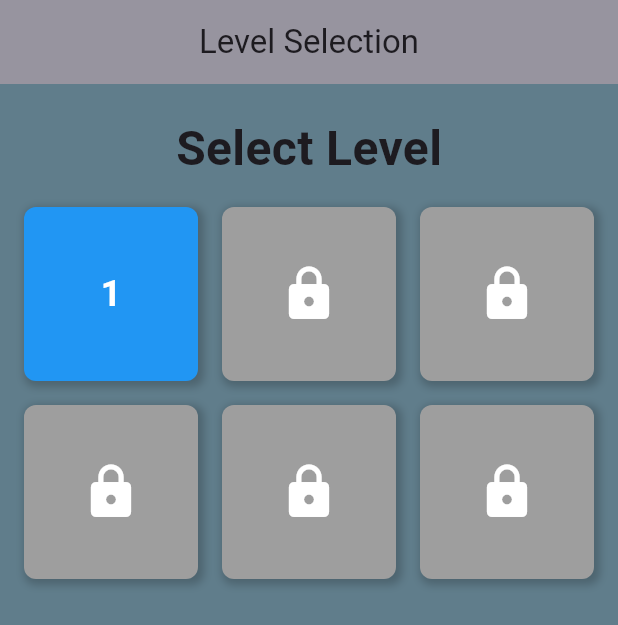
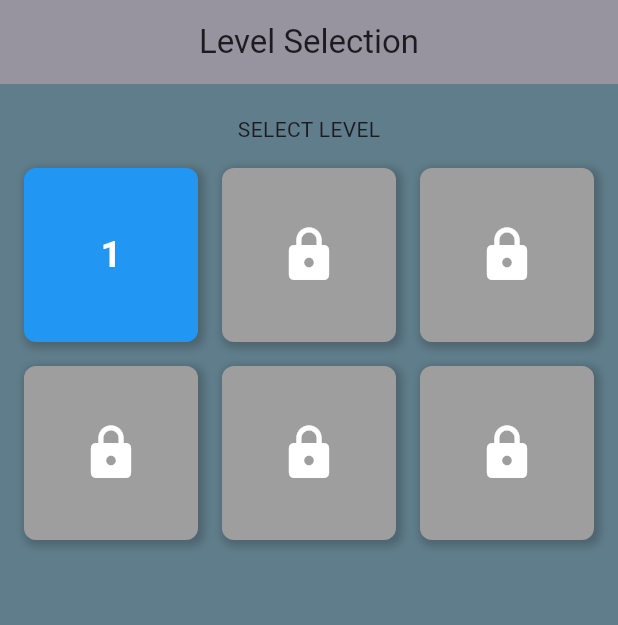
Before and after one commit to peri-Bot/Mobile-App-for-Multi-Modal-Behavioral-Data-Collection-BahriApp, a Flutter app: the screen it shows after launch, on a phone screen of 412 x 824 dp. Shown: the top 625 px of the screen. Run offline on Flutter 3.47's test engine with Material 3 defaults, Android fonts, the phone set to English and light mode, and no system bars; drawn by our look-alikes of animated_text_kit; our stand-ins replace cloud_firestore, curved_navigation_bar, firebase_auth, firebase_core, flutter_dotenv, flutter_markdown and 1 more; accounts and stored records are empty.

Commit message:
removed animated text widget

```diff
--- a/lib/screens/game_screens/Slide_game_level_screen.dart
+++ b/lib/screens/game_screens/Slide_game_level_screen.dart
@@ -1,4 +1,4 @@
-import 'package:animated_text_kit/animated_text_kit.dart';
+
 import 'package:flutter/material.dart';
 
 import '../../services/slide_game_services.dart';
@@ -27,17 +27,7 @@ class _LevelSelectionScreenState extends State<LevelSelectionScreen> {
       body: Column(
         children: [
           const SizedBox(height: 20),
-          AnimatedTextKit(
-            animatedTexts: [
-              WavyAnimatedText(
-                'Select Level',
-                textStyle: const TextStyle(fontSize: 32.0, fontWeight: FontWeight.bold),
-                //duration: Duration(seconds: 2),
-              ),
-            ],
-            repeatForever: true,
-            isRepeatingAnimation: true,
-          ),
+         Text("SELECT LEVEL"),
           Expanded(
             child: Padding(
               padding: const EdgeInsets.all(16.0),
```
